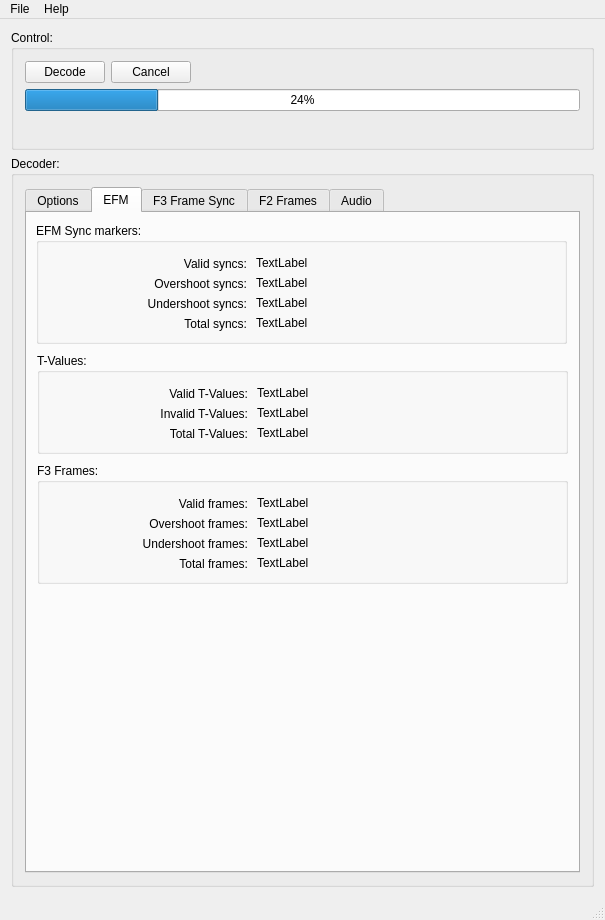
happycube/ld-decode, file tools/ld-process-efm/mainwindow.ui: the form before one commit.
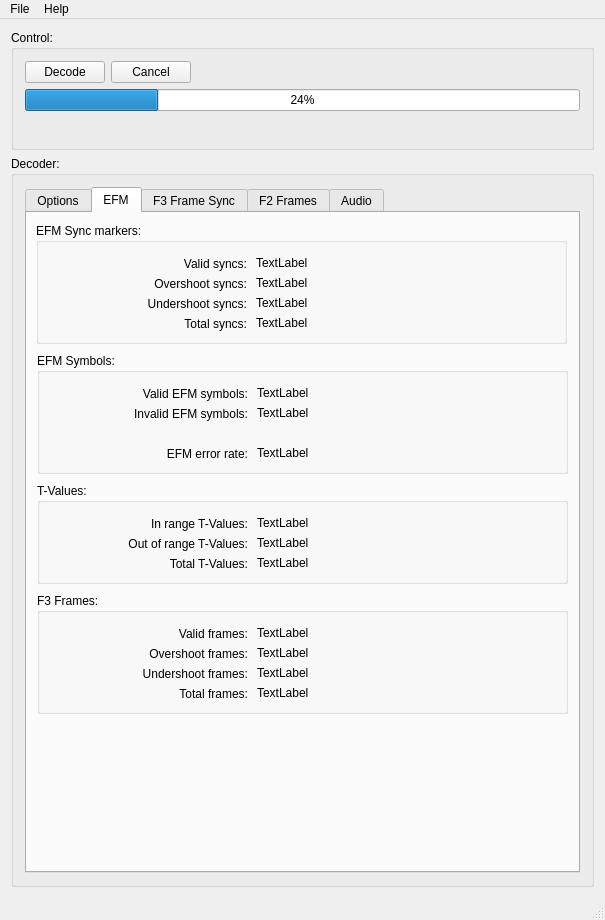
The form after the commit. The open tabs and pages were chosen to show the change. Icons and pictures are not drawn.

Diff of the .ui file:
```diff
--- a/tools/ld-process-efm/mainwindow.ui
+++ b/tools/ld-process-efm/mainwindow.ui
@@ -271,7 +271,7 @@
              <property name="geometry">
               <rect>
                <x>10</x>
-               <y>250</y>
+               <y>380</y>
                <width>531</width>
                <height>121</height>
               </rect>
@@ -400,7 +400,7 @@
              <property name="geometry">
               <rect>
                <x>10</x>
-               <y>140</y>
+               <y>270</y>
                <width>531</width>
                <height>101</height>
               </rect>
@@ -444,7 +444,7 @@
                </rect>
               </property>
               <property name="text">
-               <string>Valid T-Values:</string>
+               <string>In range T-Values:</string>
               </property>
               <property name="alignment">
                <set>Qt::AlignRight|Qt::AlignTrailing|Qt::AlignVCenter</set>
@@ -473,7 +473,7 @@
                </rect>
               </property>
               <property name="text">
-               <string>Invalid T-Values:</string>
+               <string>Out of range T-Values:</string>
               </property>
               <property name="alignment">
                <set>Qt::AlignRight|Qt::AlignTrailing|Qt::AlignVCenter</set>
@@ -625,6 +625,106 @@
               </property>
              </widget>
             </widget>
+            <widget class="QGroupBox" name="groupBox_13">
+             <property name="geometry">
+              <rect>
+               <x>10</x>
+               <y>140</y>
+               <width>531</width>
+               <height>121</height>
+              </rect>
+             </property>
+             <property name="title">
+              <string>EFM Symbols:</string>
+             </property>
+             <widget class="QLabel" name="label_14">
+              <property name="geometry">
+               <rect>
+                <x>10</x>
+                <y>30</y>
+                <width>201</width>
+                <height>21</height>
+               </rect>
+              </property>
+              <property name="text">
+               <string>Valid EFM symbols:</string>
+              </property>
+              <property name="alignment">
+               <set>Qt::AlignRight|Qt::AlignTrailing|Qt::AlignVCenter</set>
+              </property>
+             </widget>
+             <widget class="QLabel" name="label_15">
+              <property name="geometry">
+               <rect>
+                <x>10</x>
+                <y>50</y>
+                <width>201</width>
+                <height>21</height>
+               </rect>
+              </property>
+              <property name="text">
+               <string>Invalid EFM symbols:</string>
+              </property>
+              <property name="alignment">
+               <set>Qt::AlignRight|Qt::AlignTrailing|Qt::AlignVCenter</set>
+              </property>
+             </widget>
+             <widget class="QLabel" name="efm_validEfmSymbols_label">
+              <property name="geometry">
+               <rect>
+                <x>220</x>
+                <y>30</y>
+                <width>301</width>
+                <height>20</height>
+               </rect>
+              </property>
+              <property name="text">
+               <string>TextLabel</string>
+              </property>
+             </widget>
+             <widget class="QLabel" name="efm_invalidEfmSymbols_label">
+              <property name="geometry">
+               <rect>
+                <x>220</x>
+                <y>50</y>
+                <width>301</width>
+                <height>20</height>
+               </rect>
+              </property>
+              <property name="text">
+               <string>TextLabel</string>
+              </property>
+             </widget>
+             <widget class="QLabel" name="label_16">
+              <property name="geometry">
+               <rect>
+                <x>10</x>
+                <y>90</y>
+                <width>201</width>
+                <height>21</height>
+               </rect>
+              </property>
+              <property name="text">
+               <string>EFM error rate:</string>
+              </property>
+              <property name="alignment">
+               <set>Qt::AlignRight|Qt::AlignTrailing|Qt::AlignVCenter</set>
+              </property>
+             </widget>
+             <widget class="QLabel" name="efm_symbolErrorRate_label">
+              <property name="geometry">
+               <rect>
+                <x>220</x>
+                <y>90</y>
+                <width>301</width>
+                <height>20</height>
+               </rect>
+              </property>
+              <property name="text">
+               <string>TextLabel</string>
+              </property>
+             </widget>
+            </widget>
            </widget>
            <widget class="QWidget" name="f3FrameSyncTab">
             <attribute name="title">
```
Left out of the diff: 6 changed lines with no effect on the pictures.
